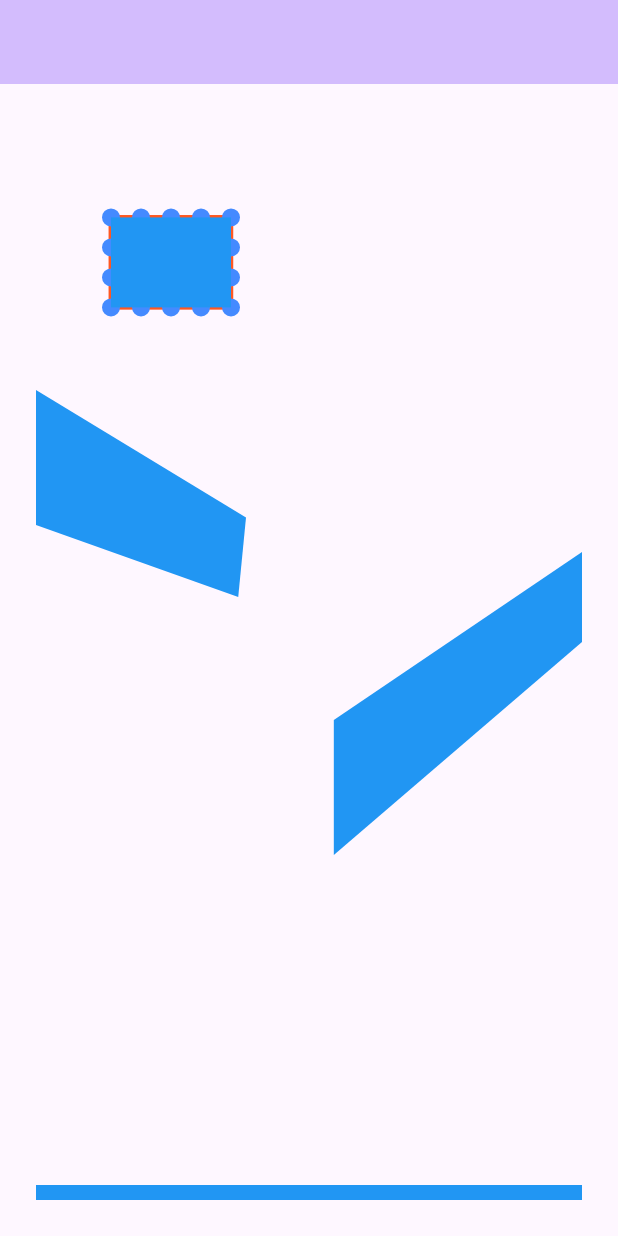
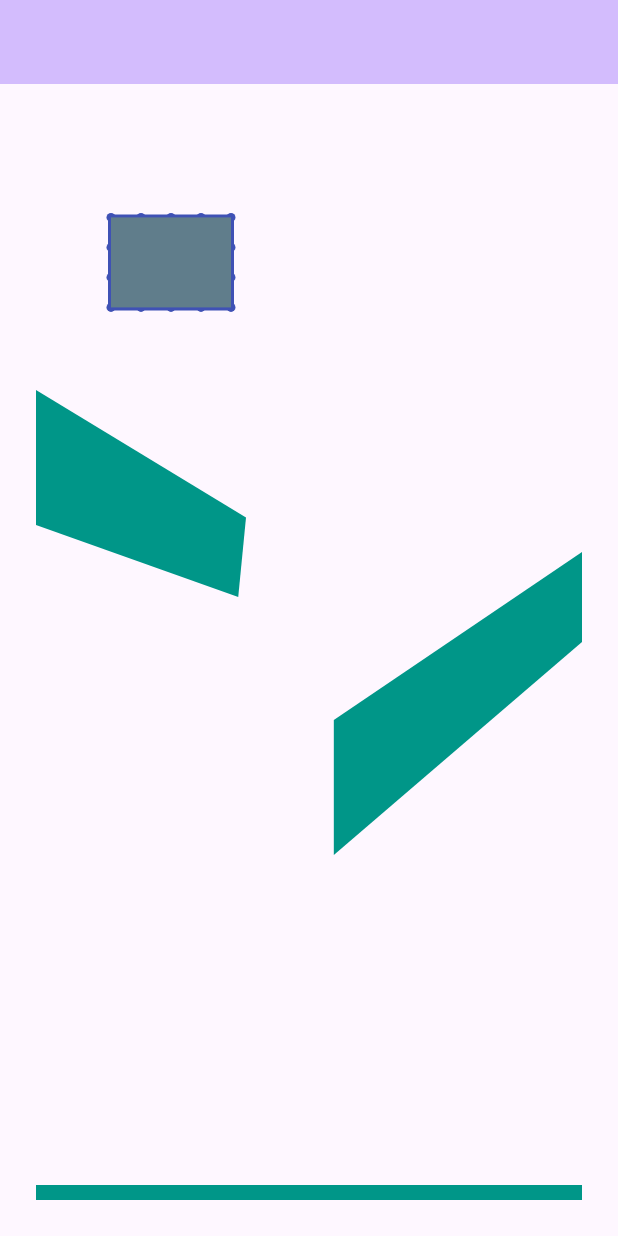
Before and after one commit to ramin-vakili/flutter_soft_body, a Flutter app: the screen it shows after launch, on a phone screen of 412 x 824 dp. Run offline on Flutter 3.47's test engine with Material 2 defaults, Android fonts, the phone set to English and light mode, and no system bars.

Commit message:
minor change in the soft body color and sizes

```diff
--- a/lib/collider_painter.dart
+++ b/lib/collider_painter.dart
@@ -1,11 +1,10 @@
 import 'package:flutter/material.dart';
-import 'package:soft_body/main.dart';
 import 'package:soft_body/models.dart';
 
 class ColliderPainter extends CustomPainter {
   ColliderPainter(this.colliders)
       : _paint = Paint()
-          ..color = Colors.blue
+          ..color = Colors.teal
           ..style = PaintingStyle.fill
           ..strokeWidth = 2.0;
 
--- a/lib/models.dart
+++ b/lib/models.dart
@@ -148,7 +148,7 @@ class MassPoint {
 
   final double mass;
 
-  MassPoint({this.mass = 30, Offset? initialPosition, this.radius = 6})
+  MassPoint({this.mass = 30, Offset? initialPosition, this.radius = 3})
       : position = initialPosition ?? Offset.zero,
         velocity = Offset.zero,
         force = Offset.zero;
--- a/lib/simulation_object_painter.dart
+++ b/lib/simulation_object_painter.dart
@@ -3,14 +3,18 @@ import 'package:soft_body/models.dart';
 
 class SimulationObjectPainter extends CustomPainter {
   SimulationObjectPainter(this.object)
-      : _paint = Paint()
-          ..color = Colors.blue
-          ..style = PaintingStyle.fill
-          ..strokeWidth = 2.0;
+      : _borderPaint = Paint()
+          ..color = Colors.indigo
+          ..style = PaintingStyle.stroke
+          ..strokeWidth = 4,
+        _fillPaint = Paint()
+          ..color = Colors.blueGrey
+          ..style = PaintingStyle.fill;
 
   final SimulationObject object;
 
-  final Paint _paint;
+  final Paint _borderPaint;
+  final Paint _fillPaint;
 
   @override
   void paint(Canvas canvas, Size size) {
@@ -32,7 +36,8 @@ class SimulationObjectPainter extends CustomPainter {
 
     path.lineTo(firstPoint.dx, firstPoint.dy);
 
-    canvas.drawPath(path, _paint);
+    canvas.drawPath(path, _borderPaint);
+    canvas.drawPath(path, _fillPaint);
   }
 
   @override
--- a/lib/soft_body_painter.dart
+++ b/lib/soft_body_painter.dart
@@ -9,7 +9,7 @@ class SoftBodyPainter extends CustomPainter {
   SoftBodyPainter({
     required this.softBody
   })  : _nodePaint = Paint()
-          ..color = Colors.blueAccent
+          ..color = Colors.indigo
           ..style = PaintingStyle.fill
           ..strokeWidth = 1,
         _edgePaint = Paint()
@@ -24,9 +24,9 @@ class SoftBodyPainter extends CustomPainter {
 
   @override
   void paint(Canvas canvas, Size size) {
-    for (final EdgeBase edge in softBody.edges) {
-      canvas.drawLine(edge.node1.position, edge.node2.position, _edgePaint);
-    }
+    // for (final EdgeBase edge in softBody.edges) {
+    //   canvas.drawLine(edge.node1.position, edge.node2.position, _edgePaint);
+    // }
 
     for (final MassPoint point in softBody.points) {
       canvas.drawCircle(point.position, point.radius, _nodePaint);
```
